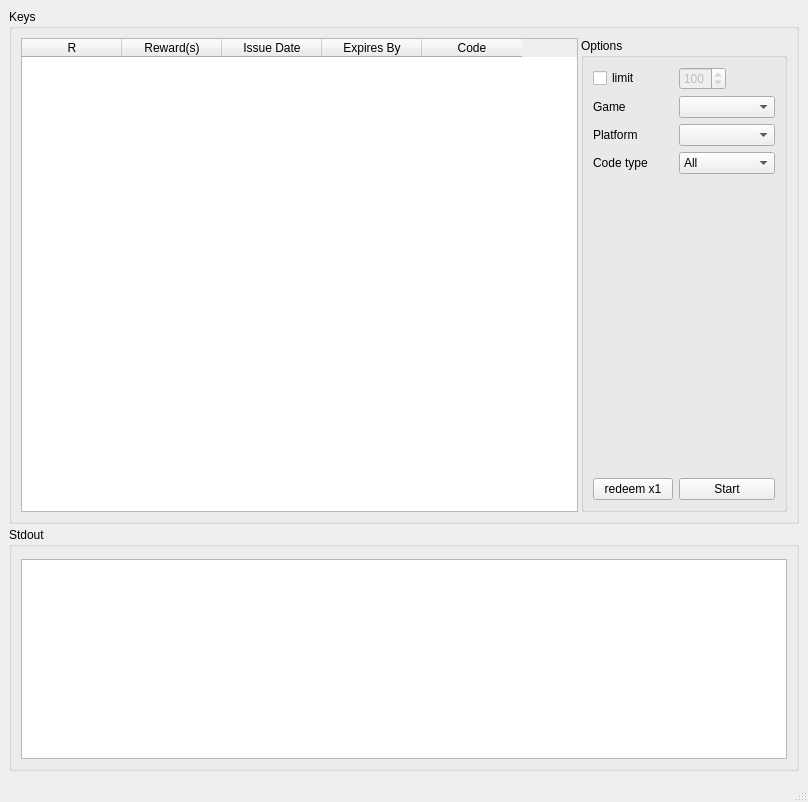
This is src/controlwindow.ui in Fabbi/autoshift as Qt 5 draws it before an edit. The edited form follows.
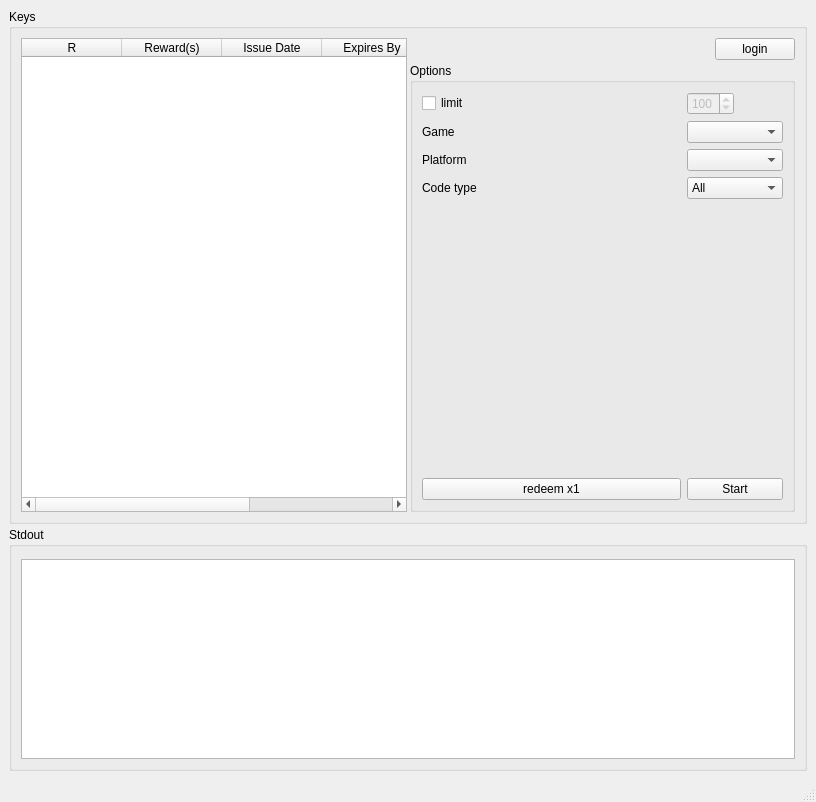
This is the edited form. Custom widgets are drawn as their Qt base class.

Diff of the .ui file:
```diff
--- a/src/controlwindow.ui
+++ b/src/controlwindow.ui
@@ -6,7 +6,7 @@
    <rect>
     <x>0</x>
     <y>0</y>
-    <width>808</width>
+    <width>816</width>
     <height>802</height>
    </rect>
   </property>
@@ -94,12 +94,51 @@
        </item>
        <item>
         <layout class="QVBoxLayout" name="verticalLayout">
+         <property name="topMargin">
+          <number>0</number>
+         </property>
          <property name="rightMargin">
           <number>0</number>
          </property>
          <property name="bottomMargin">
           <number>0</number>
          </property>
+         <item>
+          <layout class="QHBoxLayout" name="horizontalLayout_3">
+           <property name="topMargin">
+            <number>0</number>
+           </property>
+           <item>
+            <spacer name="horizontalSpacer">
+             <property name="orientation">
+              <enum>Qt::Horizontal</enum>
+             </property>
+             <property name="sizeType">
+              <enum>QSizePolicy::Expanding</enum>
+             </property>
+             <property name="sizeHint" stdset="0">
+              <size>
+               <width>40</width>
+               <height>20</height>
+              </size>
+             </property>
+            </spacer>
+           </item>
+           <item>
+            <widget class="QPushButton" name="loginButton">
+             <property name="sizePolicy">
+              <sizepolicy hsizetype="Fixed" vsizetype="Fixed">
+               <horstretch>0</horstretch>
+               <verstretch>0</verstretch>
+              </sizepolicy>
+             </property>
+             <property name="text">
+              <string>login</string>
+             </property>
+            </widget>
+           </item>
+          </layout>
+         </item>
          <item>
           <widget class="QGroupBox" name="groupBox">
            <property name="title">
```
